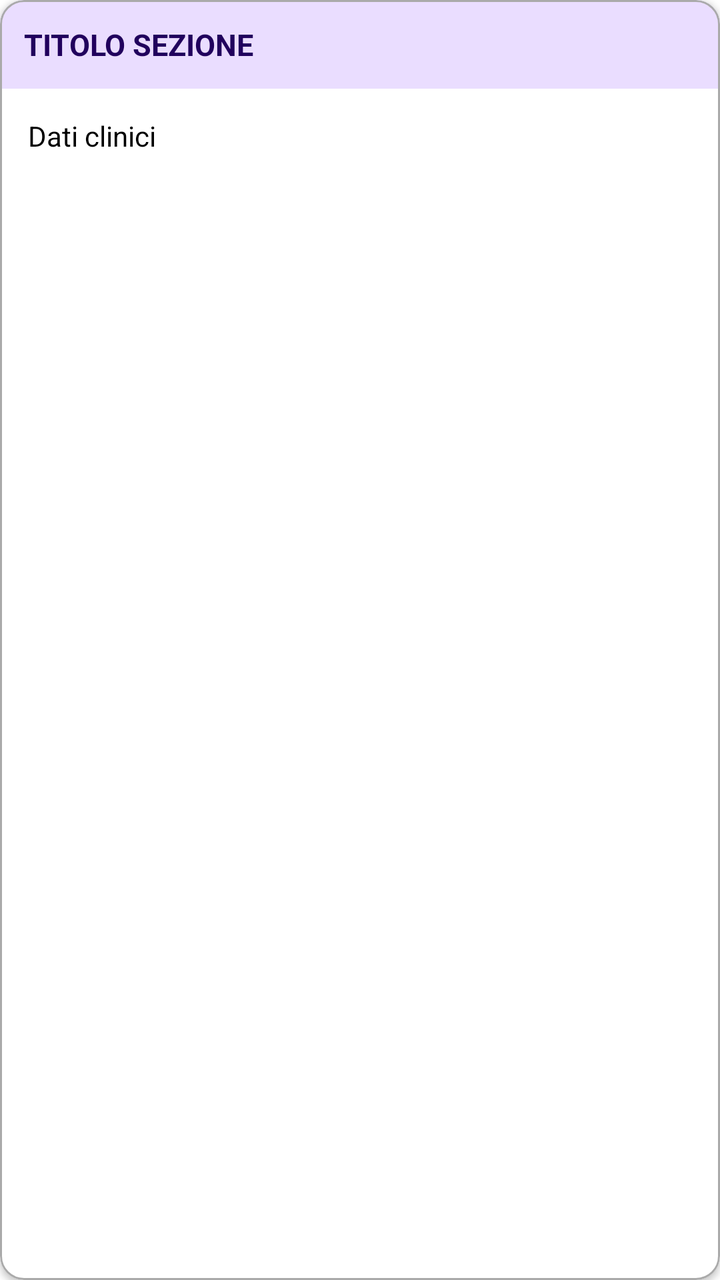
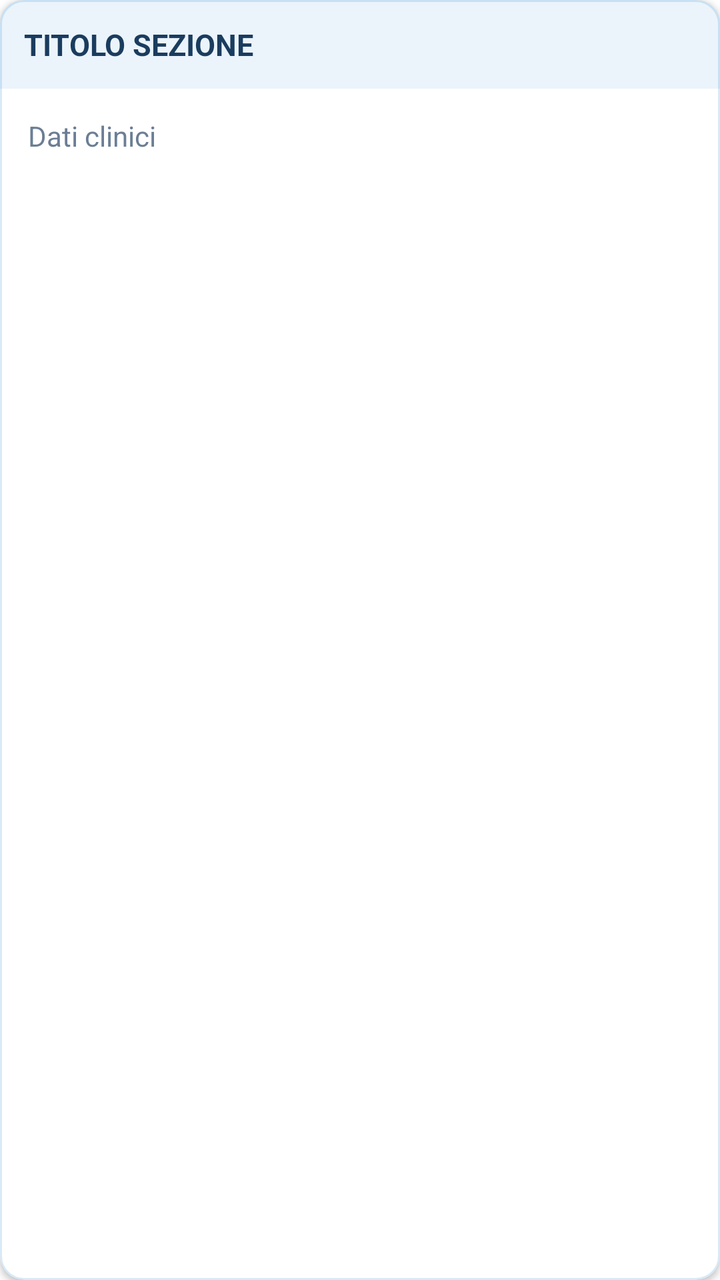

Two renders of the same Android screen: before a commit and after it. Below are the layout's source before the change and the commit's diff.
<!-- AndroidManifest.xml: application theme Theme.DermCalc -->
<!-- res/layout/item_detail_report.xml -->
<?xml version="1.0" encoding="utf-8"?>
<com.google.android.material.card.MaterialCardView
    xmlns:android="http://schemas.android.com/apk/res/android"
    xmlns:app="http://schemas.android.com/apk/res-auto"
    android:layout_width="match_parent"
    android:layout_height="wrap_content"
    android:layout_marginHorizontal="16dp"
    android:layout_marginVertical="8dp"
    app:cardCornerRadius="12dp"
    app:strokeWidth="1dp"
    app:strokeColor="@android:color/darker_gray"
    app:cardBackgroundColor="@android:color/white"
    app:cardElevation="2dp">

    <LinearLayout
        android:layout_width="match_parent"
        android:layout_height="wrap_content"
        android:orientation="vertical">

        <TextView
            android:id="@+id/txtSectionTitle"
            android:layout_width="match_parent"
            android:layout_height="wrap_content"
            android:background="#EADDFF"
            android:padding="12dp"
            android:text="TITOLO SEZIONE"
            android:textColor="#21005D"
            android:textStyle="bold"
            android:textSize="15sp"/>

        <TextView
            android:id="@+id/txtSectionBody"
            android:layout_width="match_parent"
            android:layout_height="wrap_content"
            android:padding="14dp"
            android:text="Dati clinici"
            android:textColor="@android:color/black"
            android:textSize="14sp"
            android:lineSpacingMultiplier="1.2"/>

    </LinearLayout>
</com.google.android.material.card.MaterialCardView>
<!-- resources referenced by this layout -->
<resources>
  <style name="Theme.DermCalc" parent="Theme.MaterialComponents.DayNight.NoActionBar">
          <item name="colorOnBackground">@color/light_background</item>
          <item name="colorPrimary">@color/light_primary</item>
          <item name="colorOnPrimary">@color/light_on_primary</item>
          <item name="colorSecondary">@color/light_primary_dark</item>
          <item name="colorOnSecondary">@color/light_on_primary</item>
          <item name="colorTertiary">@color/light_accent_green</item>
          <item name="colorOnTertiary">@color/light_on_primary</item>
          <item name="colorSurface">@color/light_surface</item>
          <item name="colorOnSurface">@color/light_title</item>
          <item name="colorOnSurfaceVariant">@color/light_text</item>
          <item name="colorSecondaryContainer">@color/light_accent_blue_10</item>
          <item name="colorOutline">@color/light_accent_blue_20</item>
          <item name="colorTertiaryContainer">@color/light_white_overlay_12</item>
          <item name="colorOnPrimaryContainer">@color/light_white_overlay_60</item>
          <item name="android:windowTranslucentStatus">true</item>
          <item name="android:fitsSystemWindows">true</item>
      </style>
  <color name="light_background">#FFF0F4F8</color>
  <color name="light_primary">#FF1A3C5E</color>
  <color name="light_on_primary">#FFFFFFFF</color>
  <color name="light_primary_dark">#FF1f5080</color>
  <color name="light_accent_green">#FF2ECC8E</color>
  <color name="light_surface">#FFFFFFFF</color>
  <color name="light_title">#FF1A2535</color>
  <color name="light_text">#FF6B7E95</color>
  <color name="light_accent_blue_10">#1A3D91D6</color>
  <color name="light_accent_blue_20">#333D91D6</color>
  <color name="light_white_overlay_12">#1FFFFFFF</color>
  <color name="light_white_overlay_60">#99FFFFFF</color>
</resources>

<!-- the commit's change to res/layout/item_detail_report.xml (unified diff, before → after) -->
@@ -4,13 +4,13 @@
     xmlns:app="http://schemas.android.com/apk/res-auto"
     android:layout_width="match_parent"
     android:layout_height="wrap_content"
-    android:layout_marginHorizontal="16dp"
-    android:layout_marginVertical="8dp"
-    app:cardCornerRadius="12dp"
-    app:strokeWidth="1dp"
-    app:strokeColor="@android:color/darker_gray"
-    app:cardBackgroundColor="@android:color/white"
-    app:cardElevation="2dp">
+    android:layout_marginHorizontal="@dimen/margin_standard"
+    android:layout_marginVertical="@dimen/margin_tiny"
+    app:cardCornerRadius="@dimen/card_corner_radius_small"
+    app:strokeWidth="@dimen/card_stroke_width_small"
+    app:strokeColor="?attr/colorOutline"
+    app:cardBackgroundColor="?attr/colorSurface"
+    app:cardElevation="@dimen/card_elevation">
 
     <LinearLayout
         android:layout_width="match_parent"
@@ -21,21 +21,21 @@
             android:id="@+id/txtSectionTitle"
             android:layout_width="match_parent"
             android:layout_height="wrap_content"
-            android:background="#EADDFF"
-            android:padding="12dp"
-            android:text="TITOLO SEZIONE"
-            android:textColor="#21005D"
+            android:background="?attr/colorSecondaryContainer"
+            android:padding="@dimen/margin_small"
+            android:text="@string/placeholder_section_title"
+            android:textColor="?attr/colorPrimary"
             android:textStyle="bold"
-            android:textSize="15sp"/>
+            android:textSize="@dimen/text_size_list_title"/>
 
         <TextView
             android:id="@+id/txtSectionBody"
             android:layout_width="match_parent"
             android:layout_height="wrap_content"
-            android:padding="14dp"
-            android:text="Dati clinici"
-            android:textColor="@android:color/black"
-            android:textSize="14sp"
+            android:padding="@dimen/padding_body"
+            android:text="@string/placeholder_clinical_data"
+            android:textColor="?attr/colorOnSurfaceVariant"
+            android:textSize="@dimen/text_size_body"
             android:lineSpacingMultiplier="1.2"/>
 
     </LinearLayout>
<!-- resource entries referenced after the edit -->
@@ -1,5 +1,16 @@
 <!-- resources referenced by this layout -->
 <resources>
+  <dimen name="card_corner_radius_small">12dp</dimen>
+  <dimen name="card_elevation">2dp</dimen>
+  <dimen name="card_stroke_width_small">1dp</dimen>
+  <dimen name="margin_small">12dp</dimen>
+  <dimen name="margin_standard">16dp</dimen>
+  <dimen name="margin_tiny">8dp</dimen>
+  <dimen name="padding_body">14dp</dimen>
+  <dimen name="text_size_body">14sp</dimen>
+  <dimen name="text_size_list_title">15sp</dimen>
+  <string name="placeholder_clinical_data">Dati clinici</string>
+  <string name="placeholder_section_title">TITOLO SEZIONE</string>
   <style name="Theme.DermCalc" parent="Theme.MaterialComponents.DayNight.NoActionBar">
           <item name="colorOnBackground">@color/light_background</item>
           <item name="colorPrimary">@color/light_primary</item>
@@ -14,7 +25,9 @@
           <item name="colorSecondaryContainer">@color/light_accent_blue_10</item>
           <item name="colorOutline">@color/light_accent_blue_20</item>
           <item name="colorTertiaryContainer">@color/light_white_overlay_12</item>
-          <item name="colorOnPrimaryContainer">@color/light_white_overlay_60</item>
+          <item name="colorOnPrimaryContainer">@color/light_on_primary_muted</item>
+          <item name="colorError">@color/light_error</item>
+          <item name="colorOnError">@color/white</item>
           <item name="android:windowTranslucentStatus">true</item>
           <item name="android:fitsSystemWindows">true</item>
       </style>
@@ -29,6 +42,8 @@
   <color name="light_accent_blue_10">#1A3D91D6</color>
   <color name="light_accent_blue_20">#333D91D6</color>
   <color name="light_white_overlay_12">#1FFFFFFF</color>
-  <color name="light_white_overlay_60">#99FFFFFF</color>
+  <color name="light_on_primary_muted">#A6FFFFFF</color>
+  <color name="light_error">#FFB00020</color>
+  <color name="white">#FFFFFFFF</color>
 </resources>
 
